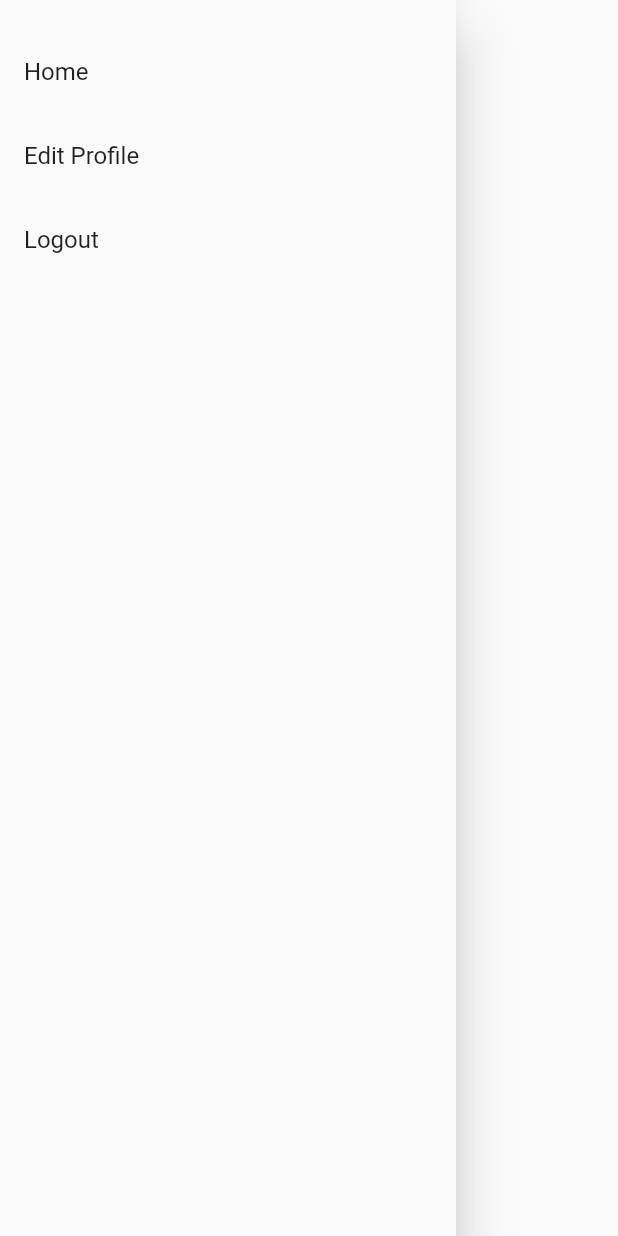
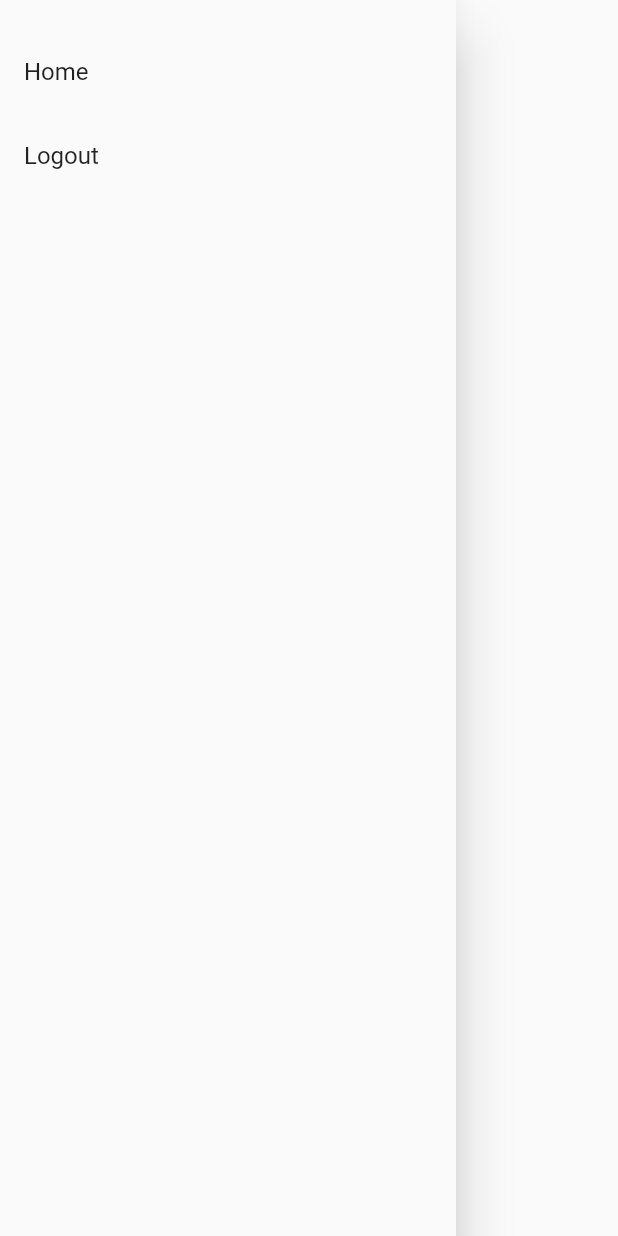
Before and after one commit to pbp-22-b01/pas, a Flutter app: the CustomerMenu widget shown alone on an empty page, opened directly, on a phone screen of 412 x 824 dp. Run offline on Flutter 3.47's test engine with Material 2 defaults, Android fonts, the phone set to English and light mode, and no system bars; missing offline and left inert: pbp_django_auth.

Commit message:
Remove edit profile from customer menu

```diff
--- a/lib/menus/customer_menu.dart
+++ b/lib/menus/customer_menu.dart
@@ -19,13 +19,6 @@ class CustomerMenu extends StatelessWidget {
             },
           ),
           ListTile(
-            title: const Text("Edit Profile"),
-            onTap: () {
-              Navigator.of(context).pushReplacementNamed("/customer/profile/edit");
-            },
-
-          ),
-          ListTile(
             title: const Text("Logout"),
             onTap: () {
               Navigator.of(context).pushReplacementNamed("/home");
```
